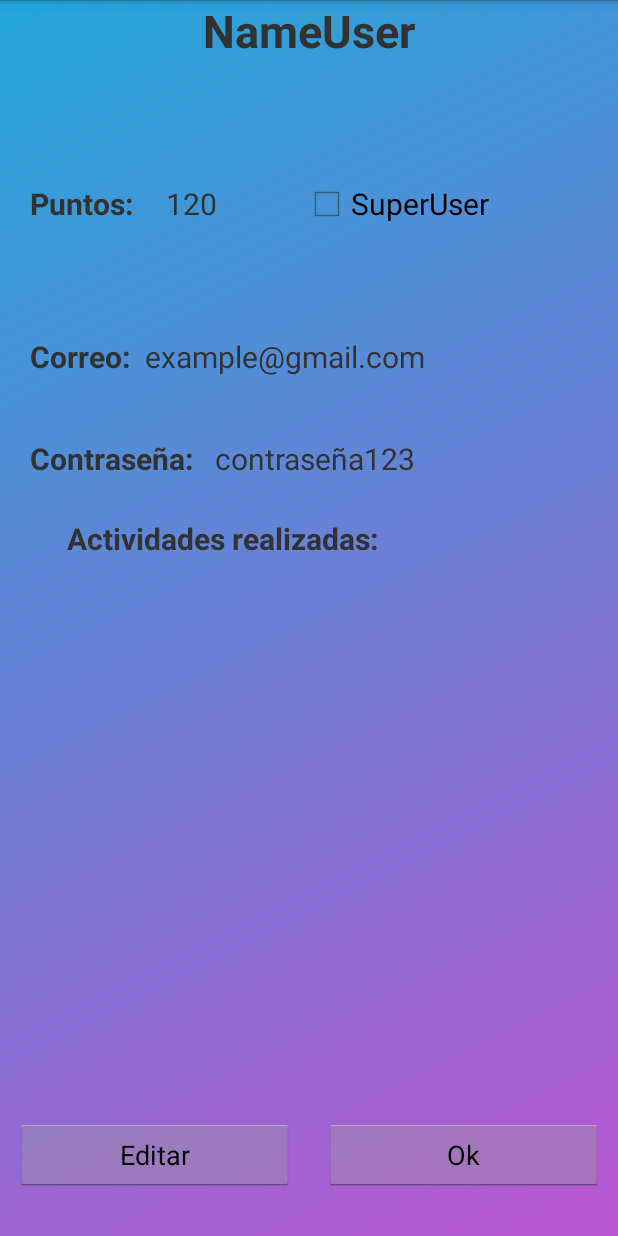
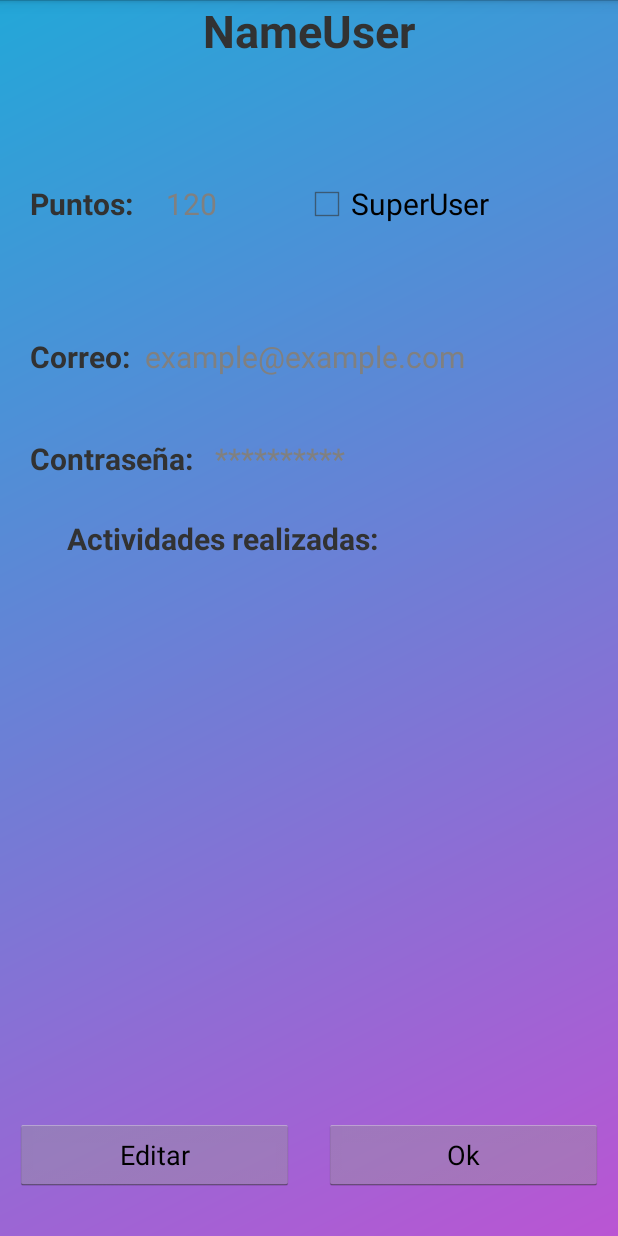
Before and after one commit to oloralibro/AndroidAPK, an Android app: the Perfil screen opened directly, with no data from a screen before it, on a phone screen of 412 x 824 dp. Run offline under Robolectric (Android 15) with nearby library versions, the light colour scheme and no system bars.

Commit message:
He modificat el perfil

```diff
--- a/app/src/main/res/layout/perfil.xml
+++ b/app/src/main/res/layout/perfil.xml
@@ -38,7 +38,7 @@
             android:layout_weight="1"
             android:layout_margin="5dp"
             android:layout_gravity="center_vertical"
-            android:text="120"
+            android:hint="120"
             android:textSize="20sp"/>
 
         <CheckBox
@@ -49,6 +49,7 @@
             android:layout_weight="1"
             android:text="SuperUser"
             android:textSize="20sp"
+            android:clickable="false"
             />
 
     </LinearLayout>
@@ -73,7 +74,7 @@
             android:layout_width="0dp"
             android:layout_weight="1"
             android:layout_height="wrap_content"
-            android:text="example@gmail.com"
+            android:hint="@string/example"
             android:layout_gravity="center"
             android:textSize="20sp"
             android:layout_marginLeft="10dp"/>
@@ -100,7 +101,7 @@
             android:layout_width="wrap_content"
             android:layout_height="wrap_content"
             android:layout_weight="1"
-            android:text="contraseña123"
+            android:hint="@string/paswd"
             android:textSize="20sp"
             android:layout_margin="10dp"
             android:layout_gravity="center"/>
@@ -113,7 +114,7 @@
         android:layout_weight="0.5"
         android:layout_marginLeft="30dp"
         android:layout_marginTop="5dp"
-        android:text="Actividades realizadas:"
+        android:text="@string/actividades_realizadas"
         android:textSize="20sp"
         android:textStyle="bold"/>
 
@@ -138,7 +139,7 @@
             android:layout_height="wrap_content"
             android:layout_weight="1"
             android:layout_margin="10dp"
-            android:text="Editar"
+            android:text="@string/editar"
             android:layout_gravity="bottom"/>
 
         <Button
--- a/app/src/main/res/values/strings.xml
+++ b/app/src/main/res/values/strings.xml
@@ -17,5 +17,7 @@
     <string name="title_activity_mapa">Map</string>
     <string name="usuari.json">app\\java\\com.paugo\\com\\te</string>
     <string name="fer_activitat">Fer Activitat</string>
+    <string name="editar">Editar</string>
+    <string name="actividades_realizadas">Actividades realizadas:"</string>
 
 </resources>
```
